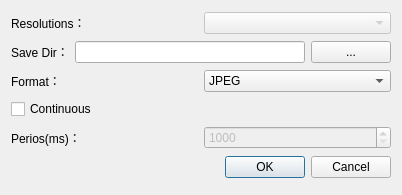
This is snapshotdialog.ui in sltruman/mind-vision-example as Qt 5 draws it before an edit. The edited form follows.
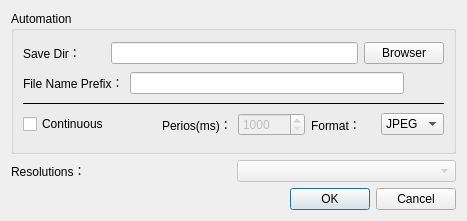
This is the edited form.

The edit to the form file:
```diff
--- a/snapshotdialog.ui
+++ b/snapshotdialog.ui
@@ -6,36 +6,33 @@
    <rect>
     <x>0</x>
     <y>0</y>
-    <width>402</width>
-    <height>195</height>
+    <width>467</width>
+    <height>221</height>
    </rect>
   </property>
   <property name="windowTitle">
    <string>Snapshot Settings</string>
   </property>
+  <layout class="QVBoxLayout" name="verticalLayout_2">
+   <item>
+    <widget class="QGroupBox" name="groupBox">
+     <property name="title">
+      <string>Automation</string>
+     </property>
   <layout class="QVBoxLayout" name="verticalLayout">
    <item>
-    <layout class="QHBoxLayout" name="horizontalLayout">
-     <item>
-      <widget class="QLabel" name="label_22">
-       <property name="text">
-        <string>Resolutions：</string>
-       </property>
-      </widget>
-     </item>
-     <item>
-      <widget class="QComboBox" name="comboBox_resolution">
-       <property name="enabled">
-        <bool>false</bool>
-       </property>
-      </widget>
-     </item>
-    </layout>
-   </item>
-   <item>
-    <layout class="QHBoxLayout" name="horizontalLayout_3">
+       <layout class="QHBoxLayout" name="horizontalLayout_3" stretch="1,3,0">
+        <property name="sizeConstraint">
+         <enum>QLayout::SetDefaultConstraint</enum>
+        </property>
      <item>
       <widget class="QLabel" name="label_19">
+          <property name="sizePolicy">
+           <sizepolicy hsizetype="Expanding" vsizetype="Preferred">
+            <horstretch>0</horstretch>
+            <verstretch>0</verstretch>
+           </sizepolicy>
+          </property>
        <property name="text">
         <string>Save Dir：</string>
        </property>
@@ -51,47 +48,57 @@
      <item>
       <widget class="QPushButton" name="pushButton_snap_path">
        <property name="text">
-        <string>...</string>
+           <string>Browser</string>
        </property>
       </widget>
      </item>
     </layout>
    </item>
    <item>
-    <layout class="QHBoxLayout" name="horizontalLayout_4">
+       <layout class="QHBoxLayout" name="horizontalLayout_6" stretch="1,3,0">
      <item>
-      <widget class="QLabel" name="label_20">
+         <widget class="QLabel" name="label_23">
+          <property name="sizePolicy">
+           <sizepolicy hsizetype="Expanding" vsizetype="Preferred">
+            <horstretch>0</horstretch>
+            <verstretch>0</verstretch>
+           </sizepolicy>
+          </property>
        <property name="text">
-        <string>Format：</string>
+           <string>File Name Prefix：</string>
        </property>
       </widget>
      </item>
      <item>
-      <widget class="QComboBox" name="comboBox_format">
-       <item>
-        <property name="text">
-         <string>JPEG</string>
-        </property>
+         <widget class="QLineEdit" name="lineEdit"/>
        </item>
        <item>
-        <property name="text">
-         <string>PNG</string>
-        </property>
-       </item>
-       <item>
-        <property name="text">
-         <string>BMP</string>
-        </property>
-       </item>
+         <spacer name="horizontalSpacer">
+          <property name="orientation">
+           <enum>Qt::Horizontal</enum>
+          </property>
+          <property name="sizeHint" stdset="0">
+           <size>
+            <width>40</width>
+            <height>20</height>
+           </size>
+          </property>
+         </spacer>
+        </item>
+       </layout>
+      </item>
        <item>
-        <property name="text">
-         <string>RAW</string>
+       <widget class="Line" name="line">
+        <property name="frameShadow">
+         <enum>QFrame::Plain</enum>
         </property>
-       </item>
-      </widget>
-     </item>
-    </layout>
-   </item>
+        <property name="orientation">
+         <enum>Qt::Horizontal</enum>
+        </property>
+       </widget>
+      </item>
+      <item>
+       <layout class="QHBoxLayout" name="horizontalLayout_2">
    <item>
     <widget class="QCheckBox" name="checkBox_period">
      <property name="enabled">
@@ -121,6 +128,64 @@
        </property>
        <property name="maximum">
         <number>360000</number>
+            </property>
+           </widget>
+          </item>
+         </layout>
+        </item>
+        <item>
+         <layout class="QHBoxLayout" name="horizontalLayout_4">
+          <item>
+           <widget class="QLabel" name="label_20">
+            <property name="text">
+             <string>Format：</string>
+            </property>
+           </widget>
+          </item>
+          <item>
+           <widget class="QComboBox" name="comboBox_format">
+            <item>
+             <property name="text">
+              <string>JPEG</string>
+             </property>
+            </item>
+            <item>
+             <property name="text">
+              <string>PNG</string>
+             </property>
+            </item>
+            <item>
+             <property name="text">
+              <string>BMP</string>
+             </property>
+            </item>
+            <item>
+             <property name="text">
+              <string>RAW</string>
+             </property>
+            </item>
+           </widget>
+          </item>
+         </layout>
+        </item>
+       </layout>
+      </item>
+     </layout>
+    </widget>
+   </item>
+   <item>
+    <layout class="QHBoxLayout" name="horizontalLayout">
+     <item>
+      <widget class="QLabel" name="label_22">
+       <property name="text">
+        <string>Resolutions：</string>
+       </property>
+      </widget>
+     </item>
+     <item>
+      <widget class="QComboBox" name="comboBox_resolution">
+       <property name="enabled">
+        <bool>false</bool>
        </property>
       </widget>
      </item>
```
Lines whose indentation alone changed are shown as unchanged.
